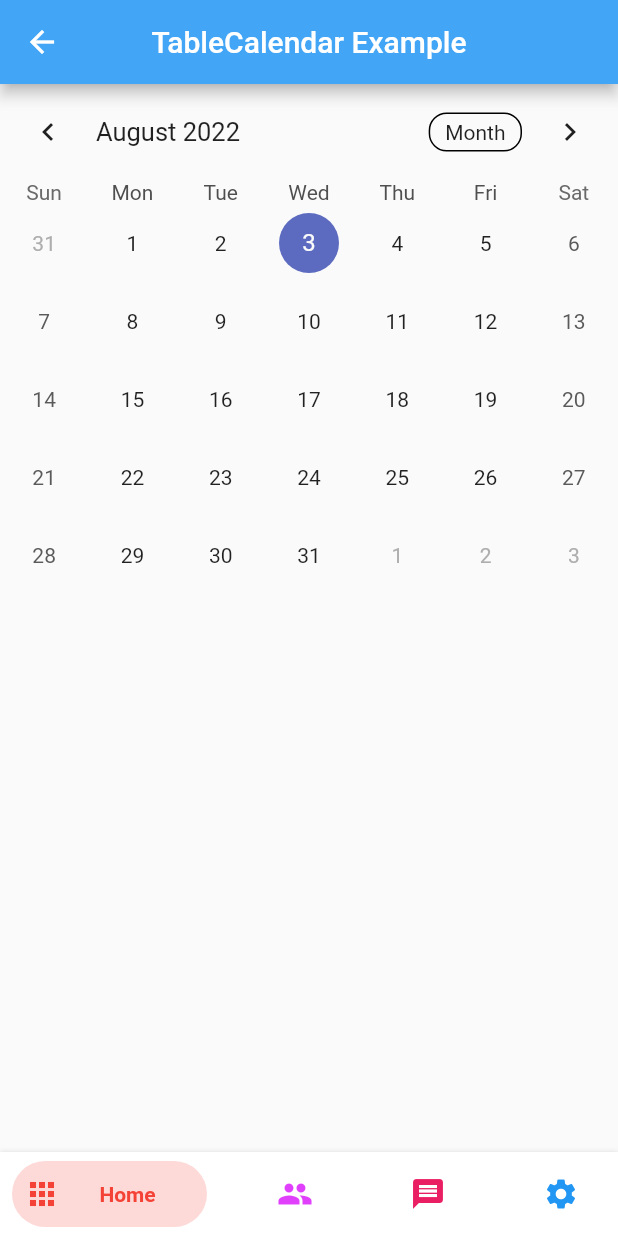
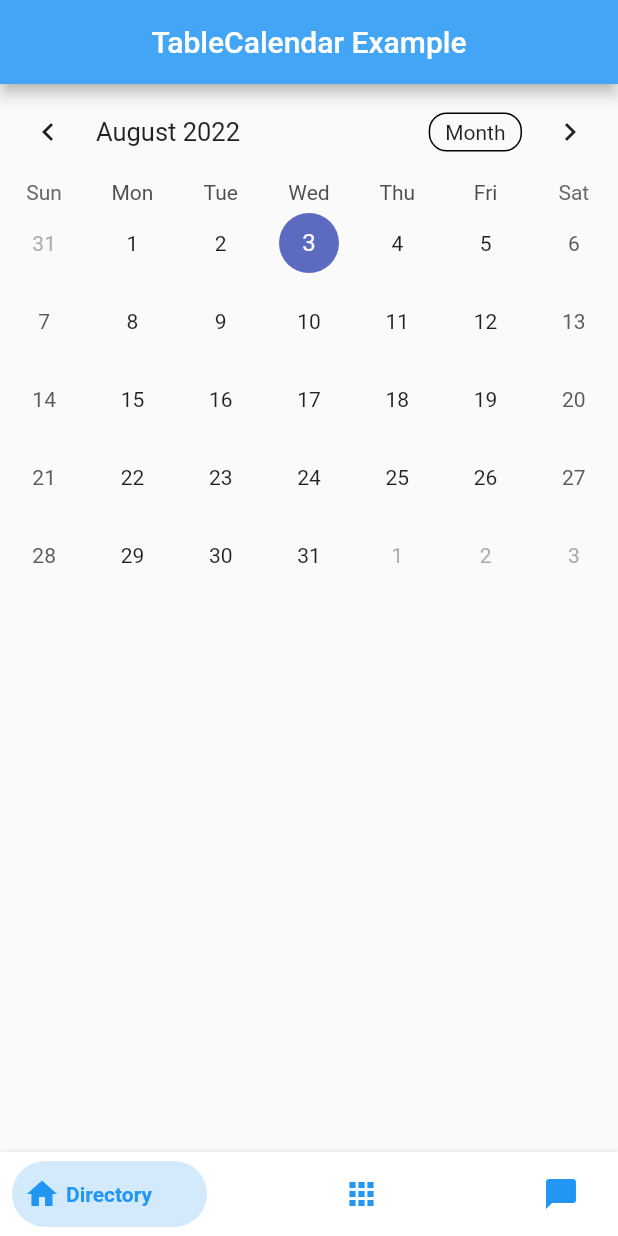
Before and after one commit to XAL-XAL/Scheduler, a Flutter app: the screen it shows after launch, after a tap on "Log In", on a phone screen of 412 x 824 dp. Run offline on Flutter 3.47's test engine with Material 2 defaults, Android fonts, the phone set to English and light mode, and no system bars; drawn by our look-alikes of bottom_navy_bar, table_calendar; our stand-ins replace cloud_firestore, firebase_auth, firebase_core; accounts and stored records are empty; Roboto replaces fonts that are missing (Nunito).

Commit message:
Added new Nav bar

```diff
--- a/lib/login_page.dart
+++ b/lib/login_page.dart
@@ -3,7 +3,8 @@ import 'package:flutter/services.dart';
 import 'package:firebase_auth/firebase_auth.dart';
 import 'package:scheduler/colors.dart';
 import 'package:scheduler/register_page.dart';
-import 'package:scheduler/view/calendar_page.dart';
+import 'package:scheduler/view/directory_page.dart';
+import 'package:scheduler/view/bottom_menu_bar.dart';
 
 class LoginPage extends StatefulWidget {
   static String tag = 'login-page';
@@ -44,8 +45,7 @@ class _LoginPageState extends State<LoginPage> {
       child: CircleAvatar(
           backgroundColor: Colors.transparent,
           radius: 60.0,
-        child: Image.asset('assets/logo/pink_logo.png')
-      ),
+          child: Image.asset('assets/logo/pink_logo.png')),
     );
 
     const title = Text(
@@ -84,18 +84,14 @@ class _LoginPageState extends State<LoginPage> {
             borderRadius: BorderRadius.circular(32.0),
             borderSide: const BorderSide(
               color: Colors.white,
-          )
-        ),
+            )),
         focusedBorder: OutlineInputBorder(
             borderRadius: BorderRadius.circular(32.0),
             borderSide: BorderSide(
               color: lightTeal,
-            )
-        ),
+            )),
         hintText: 'Email',
-        hintStyle: const TextStyle(
-            color: Colors.white
-        ),
+        hintStyle: const TextStyle(color: Colors.white),
         contentPadding: const EdgeInsets.fromLTRB(20.0, 10.0, 20.0, 10.0),
       ),
       textInputAction: TextInputAction.next,
@@ -116,18 +112,14 @@ class _LoginPageState extends State<LoginPage> {
             borderRadius: BorderRadius.circular(32.0),
             borderSide: const BorderSide(
               color: Colors.white,
-            )
-        ),
+            )),
         focusedBorder: OutlineInputBorder(
             borderRadius: BorderRadius.circular(32.0),
             borderSide: BorderSide(
               color: lightTeal,
-            )
-        ),
+            )),
         hintText: 'Password',
-        hintStyle: const TextStyle(
-            color: Colors.white
-        ),
+        hintStyle: const TextStyle(color: Colors.white),
         contentPadding: const EdgeInsets.fromLTRB(20.0, 10.0, 20.0, 10.0),
       ),
     );
@@ -139,11 +131,10 @@ class _LoginPageState extends State<LoginPage> {
           borderRadius: BorderRadius.circular(24),
         ),
         onPressed: () {
-          Navigator.push(
-              context,
-              MaterialPageRoute(
-                  builder: (context) => const CalendarPage())
+          Navigator.of(context).pushReplacement(
+            MaterialPageRoute(builder: (context) => BottomMenuBar()),
           );
+
           /*if (_formKey.currentState.validate()) {
             signIn(emailController.text, passwordController.text)
                 .then((uid) => {Navigator.of(context).pushNamed(HomePage.tag)})
@@ -156,7 +147,7 @@ class _LoginPageState extends State<LoginPage> {
       ),
     );
 
-    final forgotLabel = FlatButton(
+    final forgotLabel = TextButton(
       child: Text(
         'Forgot password?',
         style: TextStyle(color: lightTeal),
--- /dev/null
+++ b/lib/view/bottom_menu_bar.dart
@@ -0,0 +1,71 @@
+import 'package:flutter/cupertino.dart';
+import 'package:flutter/material.dart';
+import 'package:scheduler/view/calendar_page.dart';
+import 'package:scheduler/view/directory_page.dart';
+import 'package:scheduler/view/profile_page.dart';
+import 'package:table_calendar/table_calendar.dart';
+import 'package:bottom_navy_bar/bottom_navy_bar.dart';
+
+class BottomMenuBar extends StatefulWidget {
+  const BottomMenuBar({Key? key}) : super(key: key);
+
+  @override
+  State<BottomMenuBar> createState() => _BottomMenuBarState();
+}
+
+class _BottomMenuBarState extends State<BottomMenuBar> {
+  int _currentIndex = 0;
+  late PageController _pageController;
+
+  @override
+  void initState() {
+    super.initState();
+    _pageController = PageController();
+  }
+
+  @override
+  void dispose() {
+    _pageController.dispose();
+    super.dispose();
+  }
+
+  @override
+  Widget build(BuildContext context) {
+    return Scaffold(
+      body: SizedBox.expand(
+        child: PageView(
+          controller: _pageController,
+          onPageChanged: (index) {
+            setState(() => _currentIndex = index);
+          },
+          children: [
+            CalendarPage(),
+            DirectoryPage(),
+            ProfilePage(),
+          ],
+        ),
+      ),
+      bottomNavigationBar: BottomNavyBar(
+        selectedIndex: _currentIndex,
+        onItemSelected: (index) {
+          setState(() => _currentIndex = index);
+          _pageController.jumpToPage(index);
+        },
+        items: <BottomNavyBarItem>[
+          BottomNavyBarItem(
+            title: Text('Directory'),
+            icon: Icon(Icons.home),
+          ),
+          BottomNavyBarItem(
+            title: Text('Calendar'),
+            icon: Icon(Icons.apps),
+          ),
+          BottomNavyBarItem(
+            title: Text('Profile'),
+            icon: Icon(Icons.chat_bubble),
+          ),
+        ],
+      ),
+    );
+  }
+}
--- a/lib/view/calendar_page.dart
+++ b/lib/view/calendar_page.dart
@@ -1,7 +1,6 @@
 import 'package:flutter/cupertino.dart';
 import 'package:flutter/material.dart';
 import 'package:table_calendar/table_calendar.dart';
-import 'package:bottom_navy_bar/bottom_navy_bar.dart';
 
 class CalendarPage extends StatefulWidget {
   const CalendarPage({Key? key}) : super(key: key);
@@ -11,7 +10,6 @@ class CalendarPage extends StatefulWidget {
 }
 
 class _CalendarPageState extends State<CalendarPage> {
-  int _currentIndex = 0;
   CalendarFormat _calendarFormat = CalendarFormat.month;
   DateTime selectedDay = DateTime.now();
   DateTime focusedDay = DateTime.now();
@@ -49,41 +47,6 @@ class _CalendarPageState extends State<CalendarPage> {
           formatButtonShowsNext: false,
         ),
       ),
-      bottomNavigationBar: BottomNavyBar(
-        selectedIndex: _currentIndex,
-        showElevation: true,
-        itemCornerRadius: 24,
-        curve: Curves.easeIn,
-        onItemSelected: (index) => setState(() => _currentIndex = index),
-        items: <BottomNavyBarItem>[
-          BottomNavyBarItem(
-            icon: Icon(Icons.apps),
-            title: Text('Home'),
-            activeColor: Colors.red,
-            textAlign: TextAlign.center,
-          ),
-          BottomNavyBarItem(
-            icon: Icon(Icons.people),
-            title: Text('Users'),
-            activeColor: Colors.purpleAccent,
-            textAlign: TextAlign.center,
-          ),
-          BottomNavyBarItem(
-            icon: Icon(Icons.message),
-            title: Text(
-              'Messages test for mes teset test test ',
-            ),
-            activeColor: Colors.pink,
-            textAlign: TextAlign.center,
-          ),
-          BottomNavyBarItem(
-            icon: Icon(Icons.settings),
-            title: Text('Settings'),
-            activeColor: Colors.blue,
-            textAlign: TextAlign.center,
-          ),
-        ],
-      ),
     );
   }
 }
--- a/lib/view/directory_page.dart
+++ b/lib/view/directory_page.dart
@@ -12,9 +12,11 @@ class _DirectoryPageState extends State<DirectoryPage> {
   @override
   Widget build(BuildContext context) {
     return Scaffold(
-        appBar: AppBar(
-      backgroundColor: Colors.blue.shade400,
-      title: Text("Directory"),
-    ));
+      appBar: AppBar(
+        backgroundColor: Colors.blue.shade400,
+        title: Text("Directory"),
+      ),
+      body: Center(child: Text("hi")),
+    );
   }
 }
```
Lines whose indentation alone changed are shown as unchanged.
